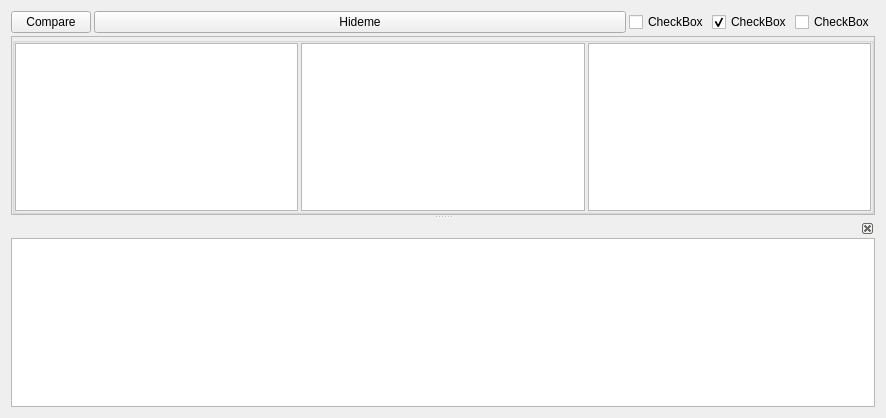
First picture: the form in Plugins/GUI/x4c_gui_file_viewer_tab.ui, repository bvbohnen/X4_Customizer, before the edit.
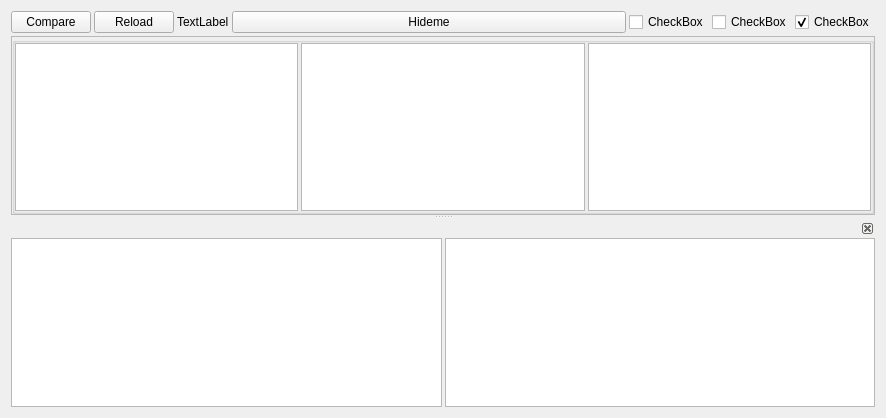
Second picture: the form after the edit. Custom widgets are drawn as their Qt base class.

Commit message: Update to 1.6.  Virtual file system tab and file viewer tab further refined, the latter with a focus on reducing highligting delay.

What changed in the file:
```diff
--- a/Plugins/GUI/x4c_gui_file_viewer_tab.ui
+++ b/Plugins/GUI/x4c_gui_file_viewer_tab.ui
@@ -19,13 +19,13 @@
      <property name="orientation">
       <enum>Qt::Vertical</enum>
      </property>
-     <widget class="QWidget" name="">
+     <widget class="QWidget" name="layoutWidget">
       <layout class="QGridLayout" name="gridLayout_2">
        <property name="spacing">
         <number>3</number>
        </property>
        <item row="0" column="0">
-        <layout class="QHBoxLayout" name="horizontalLayout_2" stretch="0,1,0,0,0">
+        <layout class="QHBoxLayout" name="horizontalLayout_2" stretch="0,0,0,1,0,0,0">
          <property name="sizeConstraint">
           <enum>QLayout::SetMinimumSize</enum>
          </property>
@@ -36,6 +36,20 @@
            </property>
           </widget>
          </item>
+         <item>
+          <widget class="QPushButton" name="widget_button_reload">
+           <property name="text">
+            <string>Reload</string>
+           </property>
+          </widget>
+         </item>
+         <item>
+          <widget class="QLabel" name="widget_label_path">
+           <property name="text">
+            <string>TextLabel</string>
+           </property>
+          </widget>
+         </item>
          <item>
           <widget class="QPushButton" name="widget_Hideme">
            <property name="enabled">
@@ -59,7 +73,7 @@
             <string>CheckBox</string>
            </property>
            <property name="checked">
-            <bool>true</bool>
+            <bool>false</bool>
            </property>
           </widget>
          </item>
@@ -68,6 +82,9 @@
            <property name="text">
             <string>CheckBox</string>
            </property>
+           <property name="checked">
+            <bool>true</bool>
+           </property>
           </widget>
          </item>
         </layout>
@@ -83,7 +100,7 @@
             <x>0</x>
             <y>0</y>
             <width>864</width>
-            <height>95</height>
+            <height>171</height>
            </rect>
           </property>
           <layout class="QGridLayout" name="gridLayout_4">
@@ -126,21 +143,21 @@
               <item row="0" column="0">
                <widget class="File_Text_Brower" name="widget_textBrowser_0">
                 <property name="lineWrapMode">
-                 <enum>QTextEdit::NoWrap</enum>
+                 <enum>QPlainTextEdit::NoWrap</enum>
                 </property>
                </widget>
               </item>
               <item row="0" column="1">
                <widget class="File_Text_Brower" name="widget_textBrowser_1">
                 <property name="lineWrapMode">
-                 <enum>QTextEdit::NoWrap</enum>
+                 <enum>QPlainTextEdit::NoWrap</enum>
                 </property>
                </widget>
               </item>
               <item row="0" column="2">
                <widget class="File_Text_Brower" name="widget_textBrowser_2">
                 <property name="lineWrapMode">
-                 <enum>QTextEdit::NoWrap</enum>
+                 <enum>QPlainTextEdit::NoWrap</enum>
                 </property>
                </widget>
               </item>
@@ -172,10 +189,27 @@
          <number>0</number>
         </property>
         <property name="spacing">
-         <number>0</number>
+         <number>3</number>
         </property>
         <item row="0" column="0">
-         <widget class="QTextEdit" name="widget_textEdit_compare"/>
+         <widget class="QTextEdit" name="textEdit_compare_left">
+          <property name="lineWrapMode">
+           <enum>QTextEdit::NoWrap</enum>
+          </property>
+          <property name="readOnly">
+           <bool>true</bool>
+          </property>
+         </widget>
+        </item>
+        <item row="0" column="1">
+         <widget class="QTextEdit" name="textEdit_compare_right">
+          <property name="lineWrapMode">
+           <enum>QTextEdit::NoWrap</enum>
+          </property>
+          <property name="readOnly">
+           <bool>true</bool>
+          </property>
+         </widget>
         </item>
        </layout>
       </widget>
@@ -187,7 +221,7 @@
  <customwidgets>
   <customwidget>
    <class>File_Text_Brower</class>
-   <extends>QTextEdit</extends>
+   <extends>QPlainTextEdit</extends>
    <header>Plugins.GUI.File_Viewer_Window</header>
   </customwidget>
  </customwidgets>
```
The commit also changes 20 other files.
